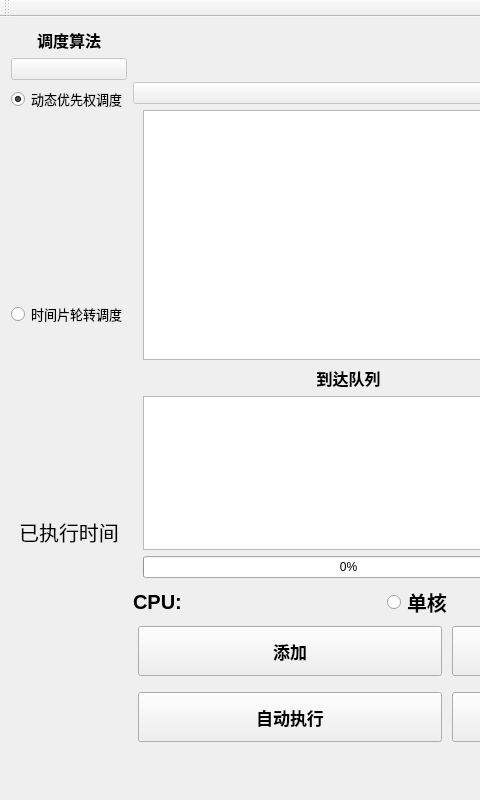
Before: the Qt Designer form osDispatch/mainwindow.ui in 1042588218/OStest, drawn with Qt 5; both pictures show x 0 to 480 and y 0 to 800 of the 1400 by 800 pixel window.
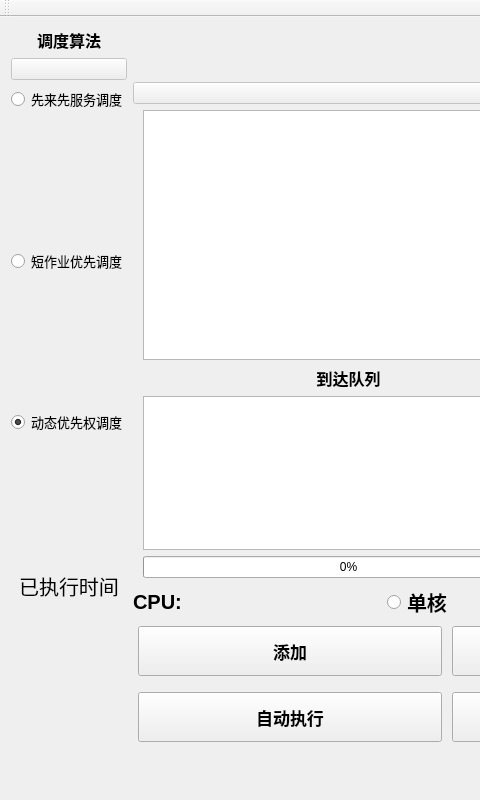
After: the same form once the commit is applied.

Patch:
```diff
--- a/osDispatch/mainwindow.ui
+++ b/osDispatch/mainwindow.ui
@@ -50,6 +50,56 @@
         </property>
        </widget>
       </item>
+      <item>
+       <widget class="QRadioButton" name="radioButtonFCFS">
+        <property name="font">
+         <font>
+          <pointsize>10</pointsize>
+         </font>
+        </property>
+        <property name="text">
+         <string>先来先服务调度</string>
+        </property>
+       </widget>
+      </item>
+      <item>
+       <spacer name="verticalSpacer">
+        <property name="orientation">
+         <enum>Qt::Vertical</enum>
+        </property>
+        <property name="sizeHint" stdset="0">
+         <size>
+          <width>20</width>
+          <height>40</height>
+         </size>
+        </property>
+       </spacer>
+      </item>
+      <item>
+       <widget class="QRadioButton" name="radioButtonSJF">
+        <property name="font">
+         <font>
+          <pointsize>10</pointsize>
+         </font>
+        </property>
+        <property name="text">
+         <string>短作业优先调度</string>
+        </property>
+       </widget>
+      </item>
+      <item>
+       <spacer name="verticalSpacer_4">
+        <property name="orientation">
+         <enum>Qt::Vertical</enum>
+        </property>
+        <property name="sizeHint" stdset="0">
+         <size>
+          <width>20</width>
+          <height>40</height>
+         </size>
+        </property>
+       </spacer>
+      </item>
       <item>
        <widget class="QRadioButton" name="radioButtonPriority">
         <property name="font">
@@ -65,31 +115,6 @@
         </property>
        </widget>
       </item>
-      <item>
-       <spacer name="verticalSpacer">
-        <property name="orientation">
-         <enum>Qt::Vertical</enum>
-        </property>
-        <property name="sizeHint" stdset="0">
-         <size>
-          <width>20</width>
-          <height>40</height>
-         </size>
-        </property>
-       </spacer>
-      </item>
-      <item>
-       <widget class="QRadioButton" name="radioButtonTimeSlice">
-        <property name="font">
-         <font>
-          <pointsize>10</pointsize>
-         </font>
-        </property>
-        <property name="text">
-         <string>时间片轮转调度</string>
-        </property>
-       </widget>
-      </item>
       <item>
        <spacer name="verticalSpacer_3">
         <property name="orientation">
```
